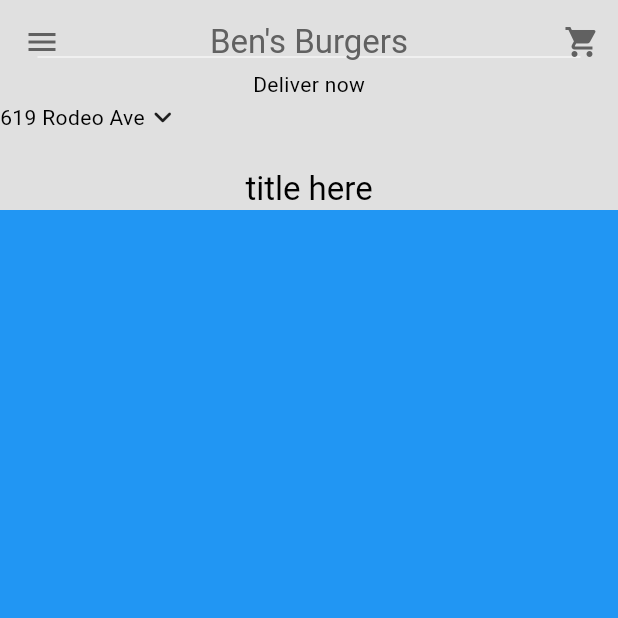
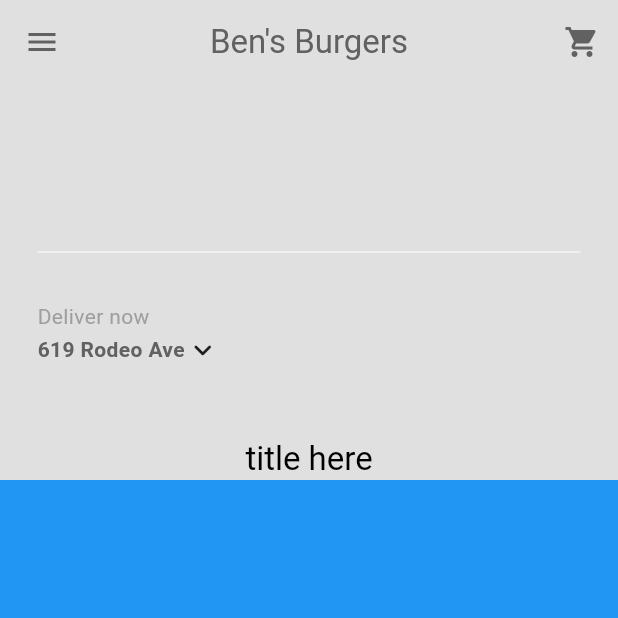
Before and after one commit to aLearningLad/grubnerd, a Flutter app: the screen it shows after launch, after a tap on "Sign In", on a phone screen of 412 x 824 dp, the top half of it. Run offline on Flutter 3.47's test engine with Material 3 defaults, Android fonts, the phone set to English and light mode, and no system bars.

Commit message:
search location box

```diff
--- a/lib/components/my_current_location.dart
+++ b/lib/components/my_current_location.dart
@@ -5,18 +5,54 @@ class MyCurrentLocation extends StatelessWidget {
 
   @override
   Widget build(BuildContext context) {
-    return Column(
+    void openLocationSearchBox(BuildContext context) {
+      showDialog(
+          context: context,
+          builder: (context) => AlertDialog(
+                title: Text("Your location"),
+                content: TextField(
+                  decoration:
+                      const InputDecoration(hintText: "Search address . . ."),
+                ),
+                actions: [
+                  // cancel button
+
+                  // save button
+                ],
+              ));
+    }
+
+    return Padding(
+      padding: const EdgeInsets.all(25.0),
+      child: Column(
+        crossAxisAlignment: CrossAxisAlignment.start,
         children: [
-        Text("Deliver now"),
+          Text(
+            "Deliver now",
+            style: TextStyle(color: Theme.of(context).colorScheme.primary),
+          ),
           Row(
             children: [
               // address
-            Text("619 Rodeo Ave"),
+              GestureDetector(
+                onTap: () => openLocationSearchBox(context),
+                child: Row(
+                  children: [
+                    Text(
+                      "619 Rodeo Ave",
+                      style: TextStyle(
+                          color: Theme.of(context).colorScheme.inversePrimary,
+                          fontWeight: FontWeight.bold),
+                    ),
+                  ],
+                ),
+              ),
               // drop down menu
               Icon(Icons.keyboard_arrow_down_rounded)
             ],
           )
         ],
+      ),
     );
   }
 }
--- a/lib/components/my_sliver_app_bar.dart
+++ b/lib/components/my_sliver_app_bar.dart
@@ -9,8 +9,8 @@ class MySliverAppBar extends StatelessWidget {
   @override
   Widget build(BuildContext context) {
     return SliverAppBar(
-      expandedHeight: 140,
-      collapsedHeight: 100,
+      expandedHeight: 320,
+      collapsedHeight: 140,
       floating: false,
       pinned: true,
       actions: [
```
Lines whose indentation alone changed are shown as unchanged.
